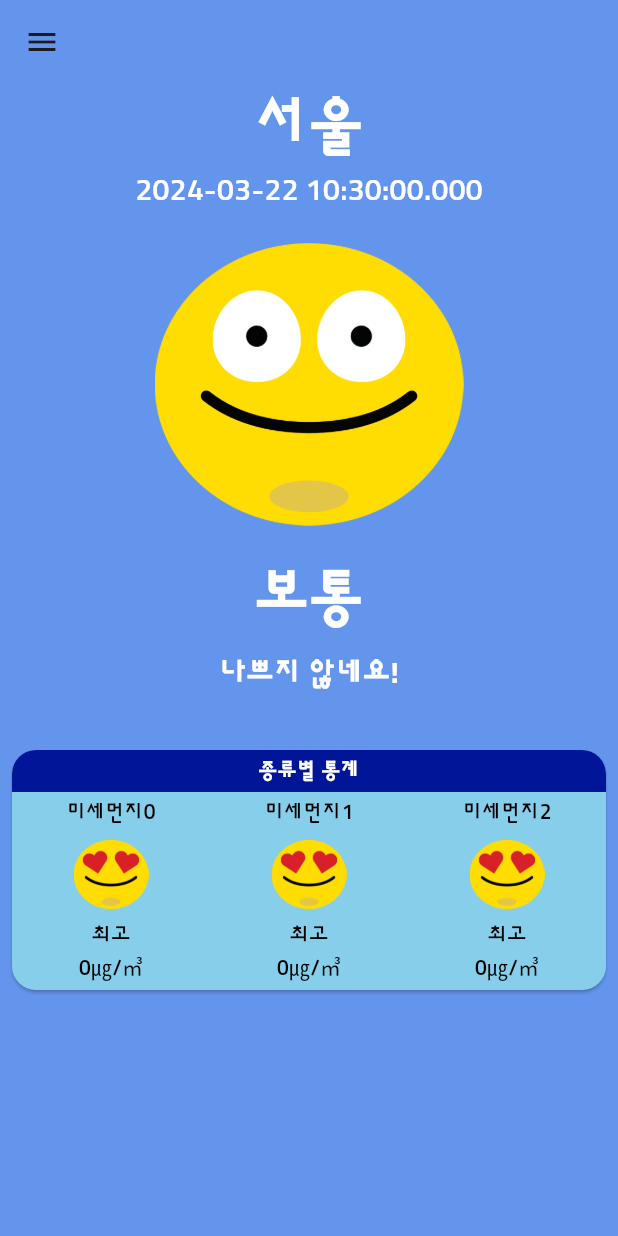
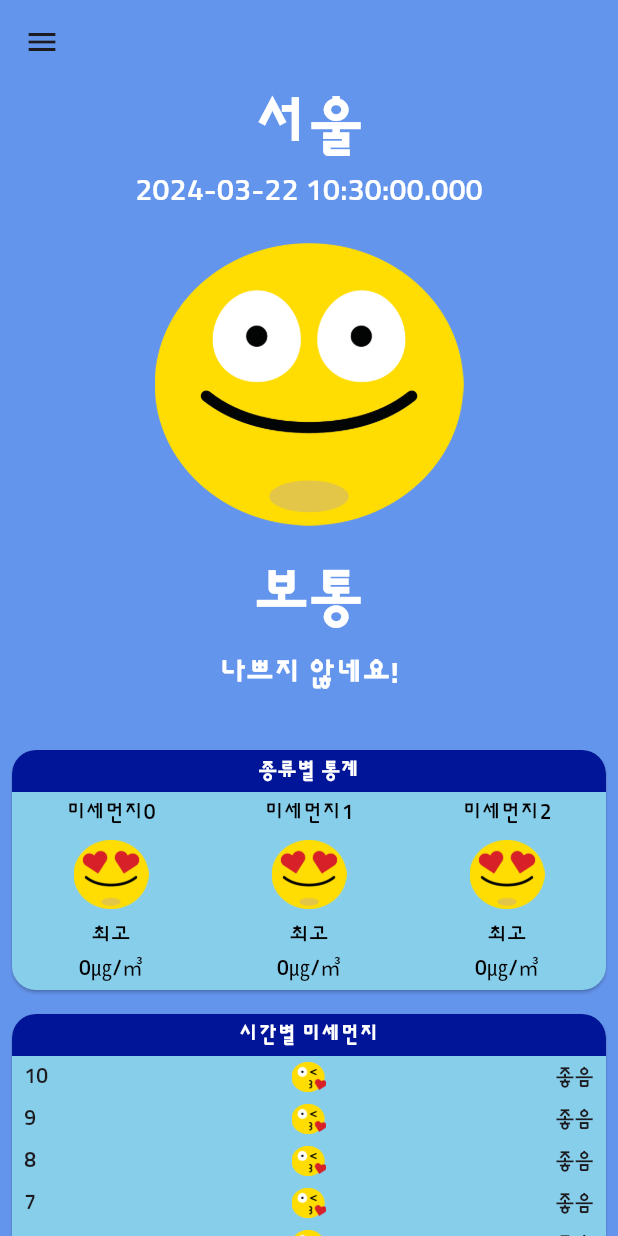
Before and after one commit to hommehyuk/dusty_dust, a Flutter app: the screen it shows after launch, on a phone screen of 412 x 824 dp. Run offline on Flutter 3.47's test engine with Material 3 defaults, Android fonts, the phone set to English and light mode, and no system bars.

Commit message:
HourlyCard 작업

```diff
--- /dev/null
+++ b/lib/component/card_title.dart
@@ -0,0 +1,35 @@
+import 'package:dusty_dust/const/colors.dart';
+import 'package:flutter/material.dart';
+
+class CardTitle extends StatelessWidget {
+  final String title;
+
+  const CardTitle({
+    required this.title,
+    super.key,
+  });
+
+  @override
+  Widget build(BuildContext context) {
+    return Container(
+      decoration: BoxDecoration(
+        color: darkColor,
+        borderRadius: BorderRadius.only(
+          topLeft: Radius.circular(16.0),
+          topRight: Radius.circular(16.0),
+        ),
+      ),
+      child: Padding(
+        padding: const EdgeInsets.all(4.0),
+        child: Text(
+          title,
+          style: TextStyle(
+            color: Colors.white,
+            fontWeight: FontWeight.w700,
+          ),
+          textAlign: TextAlign.center,
+        ),
+      ),
+    );
+  }
+}
--- a/lib/component/category_card.dart
+++ b/lib/component/category_card.dart
@@ -1,3 +1,5 @@
+import 'package:dusty_dust/component/card_title.dart';
+import 'package:dusty_dust/component/main_card.dart';
 import 'package:dusty_dust/component/main_stat.dart';
 import 'package:dusty_dust/const/colors.dart';
 import 'package:flutter/cupertino.dart';
@@ -11,37 +13,13 @@ class CategoryCard extends StatelessWidget {
   Widget build(BuildContext context) {
     return SizedBox(
       height: 160,
-      child: Card(
-        margin: EdgeInsets.symmetric(horizontal: 8.0),
-        shape: RoundedRectangleBorder(
-          borderRadius: BorderRadius.all(
-            Radius.circular(16.0),
-          ),
-        ),
-        color: lightColor,
+      child: MainCard(
         child: LayoutBuilder(builder: (context, constraint) {
           return Column(
             crossAxisAlignment: CrossAxisAlignment.stretch,
             children: [
-              Container(
-                decoration: BoxDecoration(
-                  color: darkColor,
-                  borderRadius: BorderRadius.only(
-                    topLeft: Radius.circular(16.0),
-                    topRight: Radius.circular(16.0),
-                  ),
-                ),
-                child: Padding(
-                  padding: const EdgeInsets.all(4.0),
-                  child: Text(
-                    '종류별 통계',
-                    style: TextStyle(
-                      color: Colors.white,
-                      fontWeight: FontWeight.w700,
-                    ),
-                    textAlign: TextAlign.center,
-                  ),
-                ),
+              CardTitle(
+                title: '종류별 통계',
               ),
               Expanded(
                 child: ListView(
--- /dev/null
+++ b/lib/component/main_card.dart
@@ -0,0 +1,25 @@
+import 'package:dusty_dust/const/colors.dart';
+import 'package:flutter/material.dart';
+
+class MainCard extends StatelessWidget {
+  final Widget child;
+
+  const MainCard({
+    required this.child,
+    super.key,
+  });
+
+  @override
+  Widget build(BuildContext context) {
+    return Card(
+      margin: EdgeInsets.symmetric(horizontal: 8.0),
+      shape: RoundedRectangleBorder(
+        borderRadius: BorderRadius.all(
+          Radius.circular(16.0),
+        ),
+      ),
+      color: lightColor,
+      child: child,
+    );
+  }
+}
--- a/lib/screen/home_screen.dart
+++ b/lib/screen/home_screen.dart
@@ -1,9 +1,13 @@
+import 'package:dusty_dust/component/card_title.dart';
 import 'package:dusty_dust/component/category_card.dart';
 import 'package:dusty_dust/component/main_app_bar.dart';
+import 'package:dusty_dust/component/main_card.dart';
 import 'package:dusty_dust/component/main_drawer.dart';
 import 'package:dusty_dust/component/main_stat.dart';
 import 'package:dusty_dust/const/colors.dart';
+import 'package:flutter/cupertino.dart';
 import 'package:flutter/material.dart';
+import 'package:flutter/widgets.dart';
 
 class HomeScreen extends StatelessWidget {
   const HomeScreen({
@@ -23,6 +27,58 @@ class HomeScreen extends StatelessWidget {
               crossAxisAlignment: CrossAxisAlignment.stretch,
               children: [
                 CategoryCard(),
+                SizedBox(height: 16.0),
+                MainCard(
+                  child: Column(
+                    crossAxisAlignment: CrossAxisAlignment.stretch,
+                    children: [
+                      CardTitle(
+                        title: '시간별 미세먼지',
+                      ),
+                      Column(
+                        children: List.generate(
+                          24,
+                          (index) {
+                            final now = DateTime.now();
+                            final hour = now.hour;
+                            int currentHour = hour - index;
+
+                            // 3 2 1 0 23 22 21
+                            if (currentHour - index < 0) {
+                              currentHour += 24;
+                            }
+
+                            return Padding(
+                              padding: const EdgeInsets.symmetric(
+                                horizontal: 8.0,
+                                vertical: 4.0,
+                              ),
+                              child: Row(
+                                children: [
+                                  Expanded(
+                                    child: Text(
+                                      '$currentHour',
+                                    ),
+                                  ),
+                                  Image.asset(
+                                    'asset/img/good.png',
+                                    height: 20.0,
+                                  ),
+                                  Expanded(
+                                    child: Text(
+                                      '좋음',
+                                      textAlign: TextAlign.right,
+                                    ),
+                                  ),
+                                ],
+                              ),
+                            );
+                          },
+                        ),
+                      ),
+                    ],
+                  ),
+                ),
               ],
             ),
           ),
```
